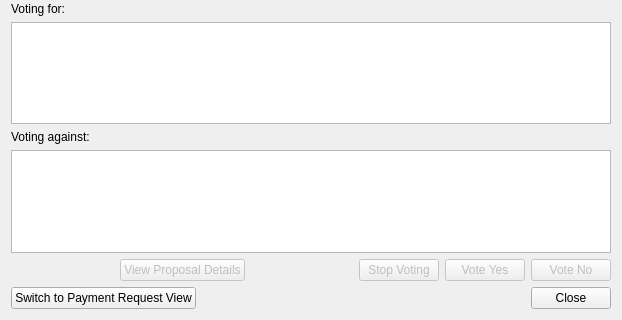
The window that src/qt/forms/cfund_voting.ui (navcoin/navcoin-core) describes before a commit, drawn with Qt 5; both pictures show x 0 to 622 and y 178 to 498 of the 622 by 498 pixel window.
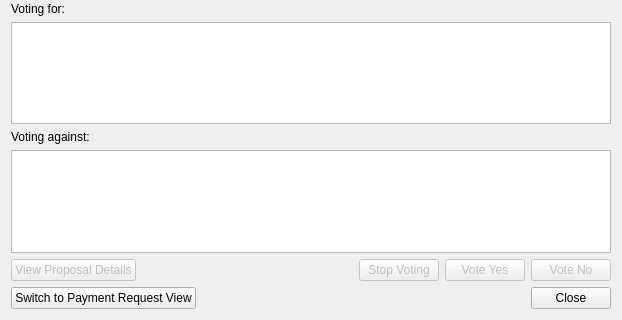
The same window after the commit.

Commit message: removed extra spacer

```diff
--- a/src/qt/forms/cfund_voting.ui
+++ b/src/qt/forms/cfund_voting.ui
@@ -105,19 +105,6 @@
    </item>
    <item>
     <layout class="QHBoxLayout" name="horizontalLayout">
-     <item>
-      <spacer name="horizontalSpacer_4">
-       <property name="orientation">
-        <enum>Qt::Horizontal</enum>
-       </property>
-       <property name="sizeHint" stdset="0">
-        <size>
-         <width>40</width>
-         <height>20</height>
-        </size>
-       </property>
-      </spacer>
-     </item>
      <item>
       <widget class="QPushButton" name="viewdetailsBtn">
        <property name="enabled">
```
